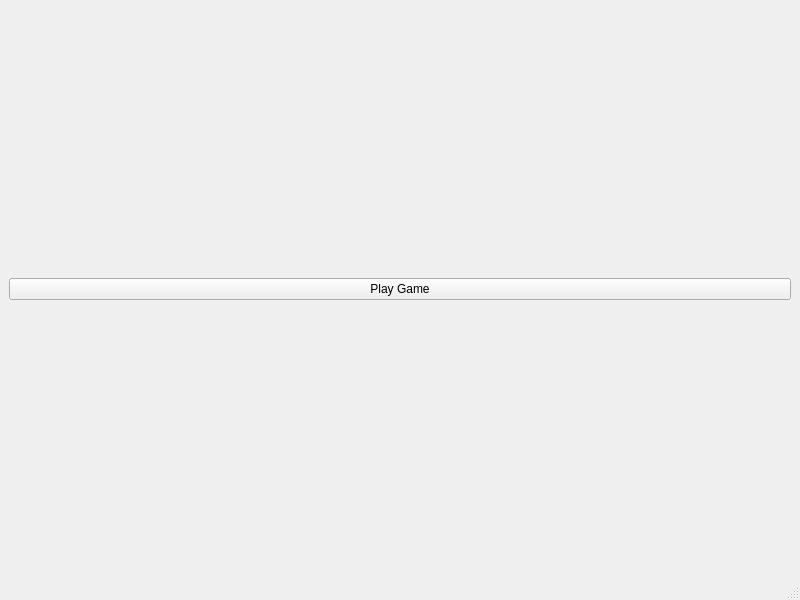
Before: the Qt Designer form mainwindow.ui in nurofenchik/qt_game, drawn with Qt 5.
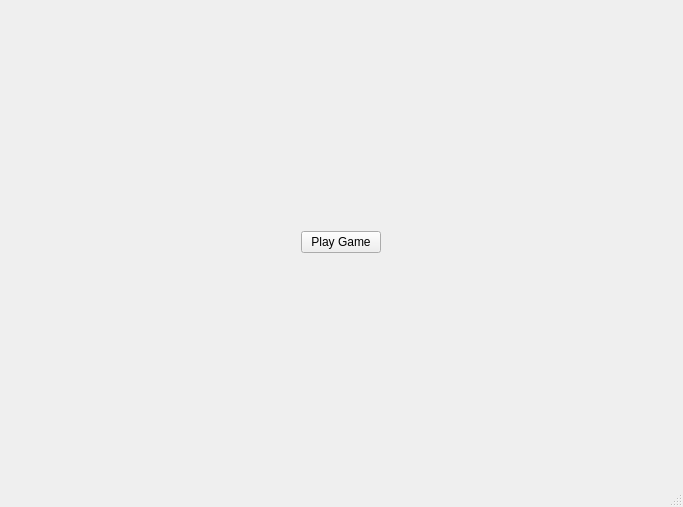
After: the same form once the commit is applied. Icons and pictures are not drawn.

Patch:
```diff
--- a/mainwindow.ui
+++ b/mainwindow.ui
@@ -6,20 +6,26 @@
    <rect>
     <x>0</x>
     <y>0</y>
-    <width>800</width>
-    <height>600</height>
+    <width>683</width>
+    <height>507</height>
    </rect>
   </property>
   <property name="windowTitle">
    <string>MainWindow</string>
   </property>
   <widget class="QWidget" name="centralwidget">
-   <layout class="QVBoxLayout" name="verticalLayout">
+   <layout class="QHBoxLayout" name="horizontalLayout">
     <item>
      <widget class="QPushButton" name="pushButton">
       <property name="enabled">
        <bool>true</bool>
       </property>
+      <property name="sizePolicy">
+       <sizepolicy hsizetype="Fixed" vsizetype="Fixed">
+        <horstretch>0</horstretch>
+        <verstretch>0</verstretch>
+       </sizepolicy>
+      </property>
       <property name="layoutDirection">
        <enum>Qt::LayoutDirection::LeftToRight</enum>
       </property>
```
Left out of the diff: 2 changed lines with no effect on the pictures.
